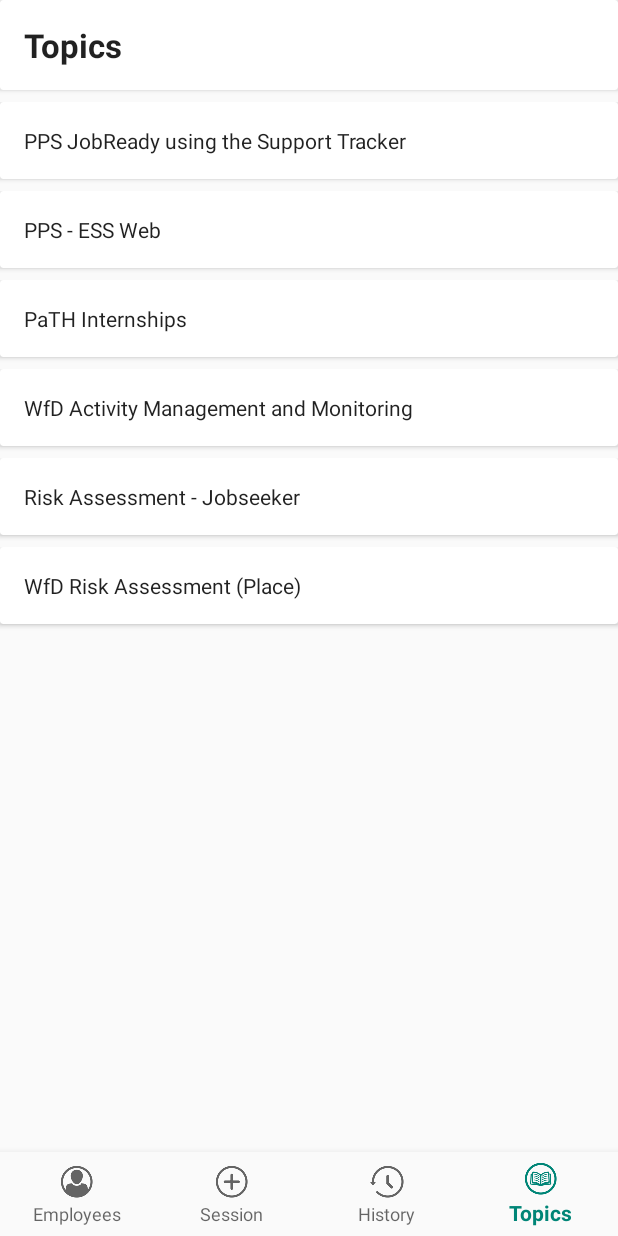
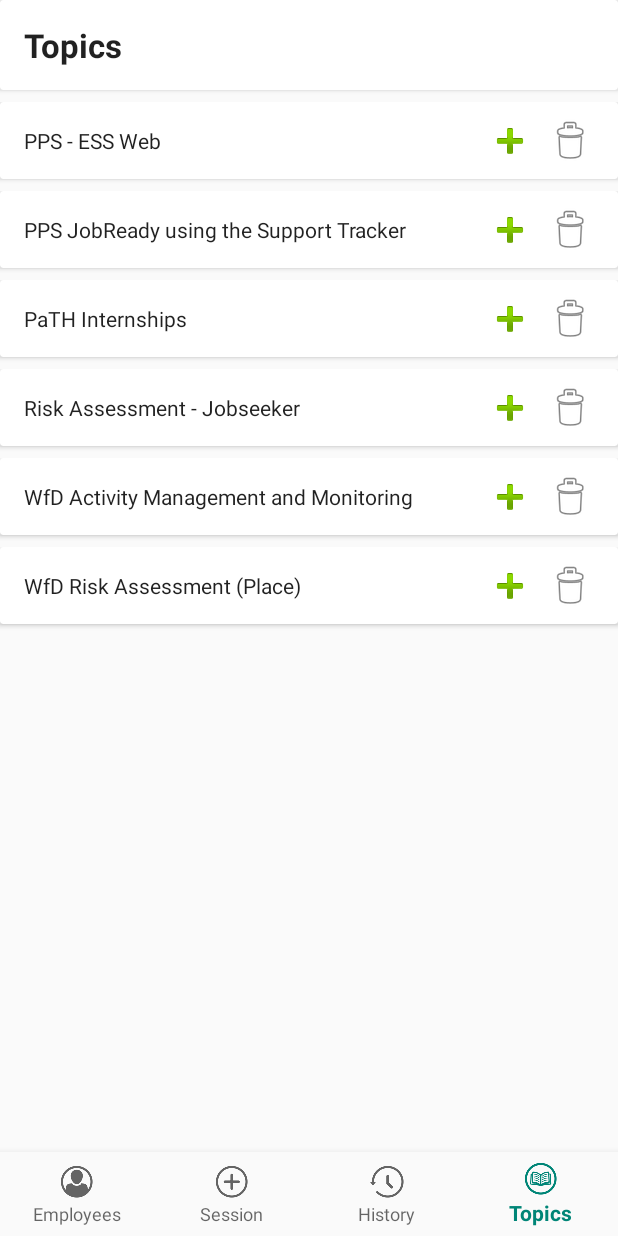
Before and after one commit to wilsam239/VeriTendance, an Android app: the screen it shows after launch (MainActivity), item 4 of the bottom bar chosen, on a phone screen of 412 x 824 dp. Run offline under Robolectric (Android 15) with nearby library versions, the light colour scheme and no system bars.

Commit message:
Expanded Topic Fragment
Topics new are able to removed from the list. Topics are also sorted when items are removed and added.

```diff
--- a/app/src/main/java/com/example/veritendance/sessionFragments/sessionSummary.java
+++ b/app/src/main/java/com/example/veritendance/sessionFragments/sessionSummary.java
@@ -41,6 +41,7 @@ public class sessionSummary extends Fragment implements View.OnClickListener {
     private TextView endTimeTop;
     private TextView sessionName;
     private TextView sessionNameTop;
+    private TextView attendessLabel;
     private CheckBox save;
 
     private session concludedSession;
@@ -78,6 +79,8 @@ public class sessionSummary extends Fragment implements View.OnClickListener {
         sessionName = view.findViewById(R.id.sessionName);
         sessionName.setText(concludedSession.getStartTime().contains("PM") ? "Afternoon Session" : "Morning Session");
 
+        attendessLabel = view.findViewById(R.id.summaryAttendeesLabel);
+        attendessLabel.setText(String.valueOf(concludedSession.getAttendeeCount()).concat(" Attendees"));
 
         sessionNameTop = view.findViewById(R.id.sessionPlaceholder);
         sessionNameTop.setText(((TextView) view.findViewById(R.id.sessionName)).getText().toString());
--- a/app/src/main/java/com/example/veritendance/topicFragments/topicAdapter.java
+++ b/app/src/main/java/com/example/veritendance/topicFragments/topicAdapter.java
@@ -5,6 +5,7 @@ import android.support.v7.widget.RecyclerView;
 import android.view.LayoutInflater;
 import android.view.View;
 import android.view.ViewGroup;
+import android.widget.ImageButton;
 import android.widget.TextView;
 
 import com.example.veritendance.R;
@@ -14,8 +15,12 @@ import java.util.ArrayList;
 public class topicAdapter extends RecyclerView.Adapter<topicAdapter.ViewHolder> {
 
     private ArrayList<String> topics;
+    private topicsFragment parent;
 
-    public topicAdapter(ArrayList<String> topics) { this.topics = topics; }
+    public topicAdapter(ArrayList<String> topics, topicsFragment t) {
+        this.topics = topics;
+        this.parent = t;
+    }
 
     @NonNull
     @Override
@@ -26,8 +31,14 @@ public class topicAdapter extends RecyclerView.Adapter<topicAdapter.ViewHolder>
 
     @Override
     public void onBindViewHolder(@NonNull ViewHolder viewHolder, int i) {
-        String topic = topics.get(i);
+        final String topic = topics.get(i);
         viewHolder.topicName.setText(topic);
+        viewHolder.deleteTopic.setOnClickListener(new View.OnClickListener() {
+            @Override
+            public void onClick(View v) {
+                parent.removeTopic(topic);
+            }
+        });
     }
 
     @Override
@@ -39,11 +50,15 @@ public class topicAdapter extends RecyclerView.Adapter<topicAdapter.ViewHolder>
     public static class ViewHolder extends RecyclerView.ViewHolder {
         public final View view;
         public final TextView topicName;
+        public final ImageButton addSession;
+        public final ImageButton deleteTopic;
 
         public ViewHolder(View view) {
             super(view);
             this.view = view;
             topicName = view.findViewById(R.id.topic_name);
+            deleteTopic = view.findViewById(R.id.deleteTopic);
+            addSession = view.findViewById(R.id.newSessionFromTopic);
         }
     }
 
--- a/app/src/main/java/com/example/veritendance/topicFragments/topicsFragment.java
+++ b/app/src/main/java/com/example/veritendance/topicFragments/topicsFragment.java
@@ -7,10 +7,13 @@ import android.support.v7.widget.RecyclerView;
 import android.view.LayoutInflater;
 import android.view.View;
 import android.view.ViewGroup;
+import android.widget.TextView;
 
 import com.example.veritendance.R;
 
 import java.util.ArrayList;
+import java.util.Collections;
+import java.util.Comparator;
 
 public class topicsFragment extends Fragment {
     private RecyclerView topics;
@@ -25,16 +28,20 @@ public class topicsFragment extends Fragment {
         topicList.add("WfD Activity Management and Monitoring");
         topicList.add("Risk Assessment - Jobseeker");
         topicList.add("WfD Risk Assessment (Place)");
+        Collections.sort(topicList);
     }
 
     @Override
     public View onCreateView(LayoutInflater inflater, ViewGroup parent, Bundle savedInstanceState) {
         View view = inflater.inflate(R.layout.main_topics, parent, false);
 
+        TextView noTopics = view.findViewById(R.id.noTopicsMsg);
+        noTopics.setVisibility(topicList.size() == 0 ? View.VISIBLE : View.INVISIBLE);
+
         this.topics = view.findViewById(R.id.topics);
         RecyclerView.LayoutManager mLayoutManager = new LinearLayoutManager(parent.getContext());
         this.topics.setLayoutManager(mLayoutManager);
-        adapter = new topicAdapter(topicList);
+        adapter = new topicAdapter(topicList, this);
         this.topics.setAdapter(adapter);
         return view;
     }
@@ -46,5 +53,12 @@ public class topicsFragment extends Fragment {
 
     public void appendTopic(String newTopic) {
         if (!topicList.contains(newTopic)) topicList.add(newTopic);
+        Collections.sort(topicList);
+    }
+
+    public void removeTopic(String oldTopic) {
+        topicList.remove(oldTopic);
+        Collections.sort(topicList);
+        getFragmentManager().beginTransaction().detach(this).attach(this).commit();
     }
 }
--- a/app/src/main/res/layout/item_topic.xml
+++ b/app/src/main/res/layout/item_topic.xml
@@ -18,7 +18,7 @@
 
             <TextView
                 android:id="@+id/topic_name"
-                android:layout_width="375dp"
+                android:layout_width="300dp"
                 android:layout_height="wrap_content"
                 android:layout_marginStart="16dp"
                 android:layout_marginLeft="16dp"
@@ -29,6 +29,30 @@
                 app:layout_constraintBottom_toBottomOf="parent"
                 app:layout_constraintStart_toStartOf="parent"
                 app:layout_constraintTop_toTopOf="parent" />
+
+            <ImageButton
+                android:id="@+id/deleteTopic"
+                android:layout_width="wrap_content"
+                android:layout_height="wrap_content"
+                android:layout_marginEnd="16dp"
+                android:layout_marginRight="16dp"
+                android:background="#00F8F7F7"
+                app:layout_constraintBottom_toBottomOf="parent"
+                app:layout_constraintEnd_toEndOf="parent"
+                app:layout_constraintTop_toTopOf="parent"
+                app:srcCompat="@android:drawable/ic_menu_delete" />
+
+            <ImageButton
+                android:id="@+id/newSessionFromTopic"
+                android:layout_width="wrap_content"
+                android:layout_height="wrap_content"
+                android:layout_marginEnd="8dp"
+                android:layout_marginRight="8dp"
+                android:background="#00F3F1F1"
+                app:layout_constraintBottom_toBottomOf="parent"
+                app:layout_constraintEnd_toStartOf="@+id/deleteTopic"
+                app:layout_constraintTop_toTopOf="parent"
+                app:srcCompat="@android:drawable/ic_input_add" />
         </android.support.constraint.ConstraintLayout>
     </android.support.v7.widget.CardView>
 
--- a/app/src/main/res/layout/main_topics.xml
+++ b/app/src/main/res/layout/main_topics.xml
@@ -1,10 +1,9 @@
 <?xml version="1.0" encoding="utf-8"?>
-<android.support.constraint.ConstraintLayout
-    xmlns:android="http://schemas.android.com/apk/res/android"
+<android.support.constraint.ConstraintLayout xmlns:android="http://schemas.android.com/apk/res/android"
     xmlns:app="http://schemas.android.com/apk/res-auto"
     xmlns:tools="http://schemas.android.com/tools"
     android:layout_width="match_parent"
-    android:layout_height="625dp">
+    android:layout_height="675dp">
 
     <android.support.v7.widget.RecyclerView
         android:id="@+id/topics"
@@ -34,4 +33,16 @@
             android:textStyle="bold" />
     </android.support.v7.widget.CardView>
 
+    <TextView
+        android:id="@+id/noTopicsMsg"
+        android:layout_width="300dp"
+        android:layout_height="wrap_content"
+        android:gravity="center"
+        android:text="No topics recorded! Save a session as a topic in the New Session tab!"
+        android:textStyle="bold"
+        app:layout_constraintBottom_toBottomOf="parent"
+        app:layout_constraintEnd_toEndOf="parent"
+        app:layout_constraintStart_toStartOf="parent"
+        app:layout_constraintTop_toTopOf="parent" />
+
 </android.support.constraint.ConstraintLayout>
```
